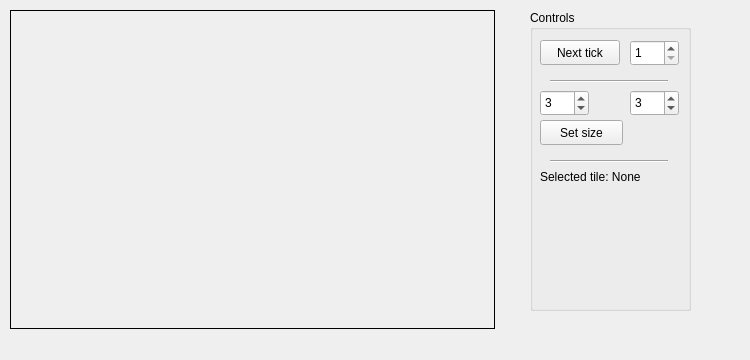
First picture: the form in mainwindow.ui, repository EVE-Team/simulation, before the edit.
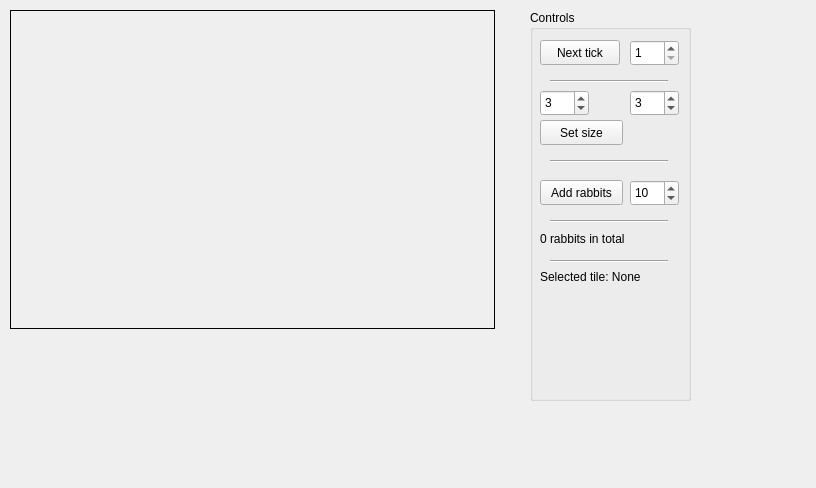
Second picture: the form after the edit.

Diff of the .ui file:
```diff
--- a/mainwindow.ui
+++ b/mainwindow.ui
@@ -6,8 +6,8 @@
    <rect>
     <x>0</x>
     <y>0</y>
-    <width>750</width>
-    <height>360</height>
+    <width>816</width>
+    <height>488</height>
    </rect>
   </property>
   <property name="windowTitle">
@@ -39,7 +39,7 @@
       <x>530</x>
       <y>10</y>
       <width>161</width>
-      <height>301</height>
+      <height>391</height>
      </rect>
     </property>
     <property name="title">
@@ -161,7 +161,7 @@
      <property name="geometry">
       <rect>
        <x>10</x>
-       <y>160</y>
+       <y>260</y>
        <width>141</width>
        <height>81</height>
       </rect>
@@ -173,6 +173,77 @@
       <set>Qt::AlignLeading|Qt::AlignLeft|Qt::AlignTop</set>
      </property>
     </widget>
+    <widget class="QPushButton" name="btnAddRabbits">
+     <property name="geometry">
+      <rect>
+       <x>10</x>
+       <y>170</y>
+       <width>83</width>
+       <height>25</height>
+      </rect>
+     </property>
+     <property name="text">
+      <string>Add rabbits</string>
+     </property>
+    </widget>
+    <widget class="QSpinBox" name="spnRabbitCount">
+     <property name="geometry">
+      <rect>
+       <x>100</x>
+       <y>170</y>
+       <width>49</width>
+       <height>26</height>
+      </rect>
+     </property>
+     <property name="minimum">
+      <number>1</number>
+     </property>
+     <property name="maximum">
+      <number>100</number>
+     </property>
+     <property name="value">
+      <number>10</number>
+     </property>
+    </widget>
+    <widget class="Line" name="line_3">
+     <property name="geometry">
+      <rect>
+       <x>20</x>
+       <y>210</y>
+       <width>118</width>
+       <height>3</height>
+      </rect>
+     </property>
+     <property name="orientation">
+      <enum>Qt::Horizontal</enum>
+     </property>
+    </widget>
+    <widget class="Line" name="line_4">
+     <property name="geometry">
+      <rect>
+       <x>20</x>
+       <y>250</y>
+       <width>118</width>
+       <height>3</height>
+      </rect>
+     </property>
+     <property name="orientation">
+      <enum>Qt::Horizontal</enum>
+     </property>
+    </widget>
+    <widget class="QLabel" name="lblGlobalStats">
+     <property name="geometry">
+      <rect>
+       <x>10</x>
+       <y>220</y>
+       <width>141</width>
+       <height>17</height>
+      </rect>
+     </property>
+     <property name="text">
+      <string>0 rabbits in total</string>
+     </property>
+    </widget>
    </widget>
   </widget>
  </widget>
```
